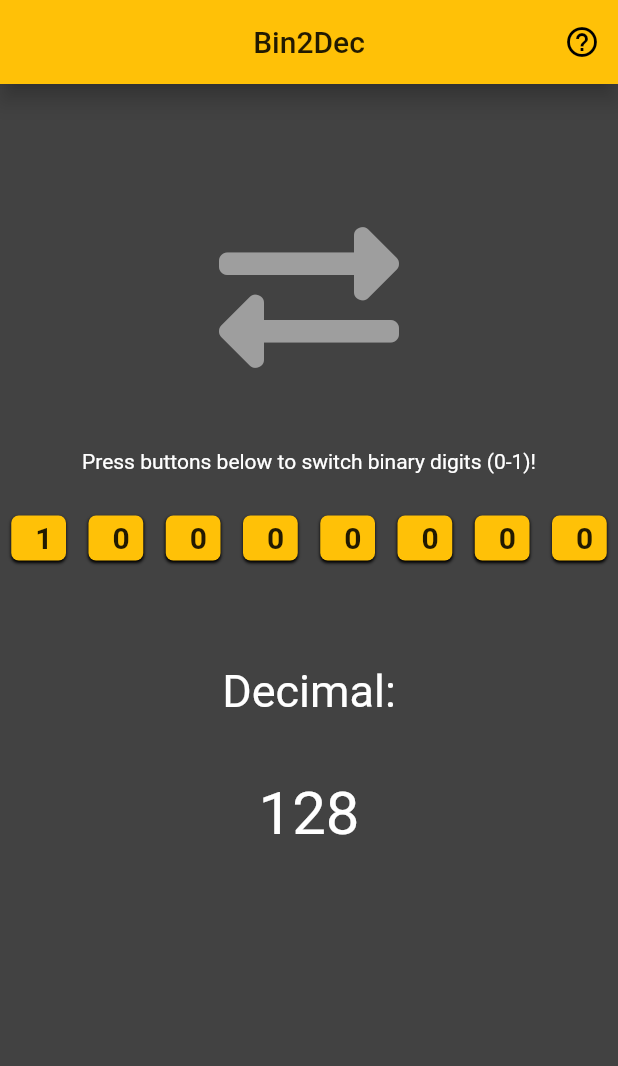
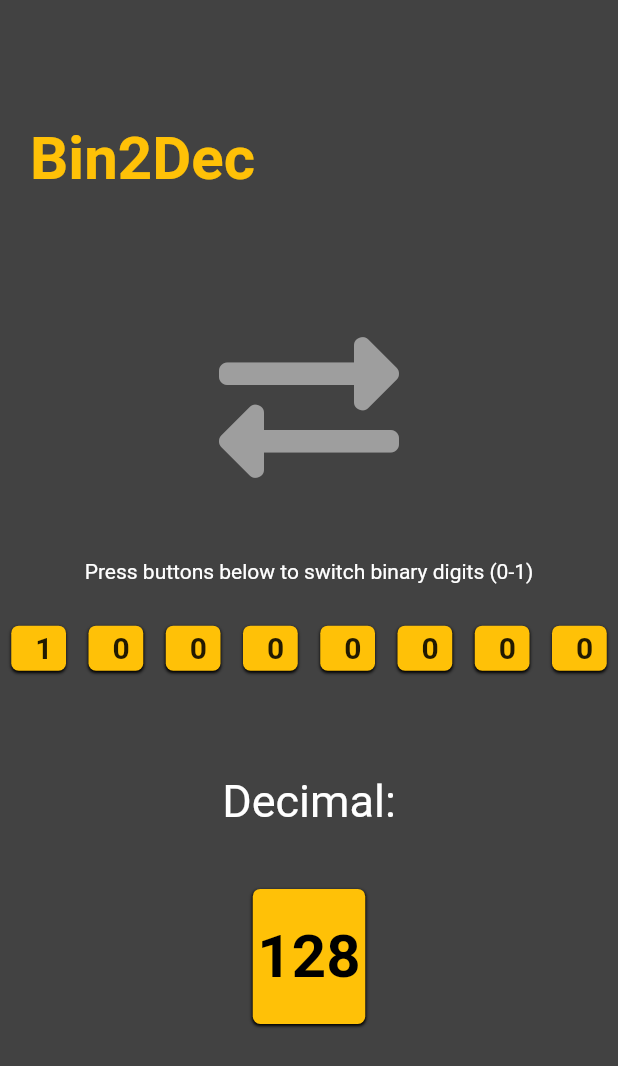
Before and after one commit to gabriel371/Bin2Dec, a Flutter app: the screen it shows after launch, after a tap on an icon or button, on a phone screen of 412 x 824 dp. Shown: the top 1066 px of the screen. Run offline on Flutter 3.47's test engine with Material 2 defaults, Android fonts, the phone set to English and light mode, and no system bars; our stand-ins replace fluttericon.

Commit message:
Final adjustments

```diff
--- a/lib/home_page.dart
+++ b/lib/home_page.dart
@@ -1,4 +1,5 @@
 import 'package:flutter/material.dart';
+import 'package:flutter/services.dart';
 import 'package:fluttericon/font_awesome5_icons.dart';
 
 import 'switch_button.dart';
@@ -25,20 +26,26 @@ class _HomePageState extends State<HomePage> {
 
     return Scaffold(
       resizeToAvoidBottomPadding: false,
-      appBar: AppBar(
-        title: Text('Bin2Dec'),
-        centerTitle: true,
-        elevation: 6,
-        actions: [
-          IconButton(
-            icon: Icon(Icons.help_outline),
-            onPressed: () {},
-          ),
-        ],
-      ),
       body: Column(
         mainAxisAlignment: MainAxisAlignment.start,
         children: [
+          SizedBox(height: MediaQuery.of(context).size.height * 0.1),
+          Padding(
+            padding: const EdgeInsets.symmetric(horizontal: 20),
+            child: Row(
+              mainAxisAlignment: MainAxisAlignment.spaceBetween,
+              children: [
+                Text(
+                  'Bin2Dec',
+                  style: TextStyle(
+                    color: Theme.of(context).accentColor,
+                    fontSize: 40,
+                    fontWeight: FontWeight.bold,
+                  ),
+                ),
+              ],
+            ),
+          ),
           SizedBox(height: MediaQuery.of(context).size.height * 0.1),
           Center(
             child: Icon(
@@ -48,7 +55,7 @@ class _HomePageState extends State<HomePage> {
             ),
           ),
           SizedBox(height: MediaQuery.of(context).size.height * 0.05),
-          Text('Press buttons below to switch binary digits (0-1)!'),
+          Text('Press buttons below to switch binary digits (0-1)'),
           SizedBox(height: MediaQuery.of(context).size.height * 0.025),
           Flex(
             direction: Axis.horizontal,
@@ -71,11 +78,42 @@ class _HomePageState extends State<HomePage> {
             ),
           ),
           SizedBox(height: MediaQuery.of(context).size.height * 0.05),
-          Center(
-            child: Text(
-              (_dec != null) ? _dec.toString() : 'Nothing',
-              style: TextStyle(
-                fontSize: 40,
+          Builder(
+            builder: (ctx) => Center(
+              child: GestureDetector(
+                child: Container(
+                  height: 90,
+                  width: 75,
+                  decoration: BoxDecoration(
+                    borderRadius: BorderRadius.circular(5),
+                    color: Theme.of(context).accentColor,
+                    boxShadow: [
+                      BoxShadow(
+                        blurRadius: 1,
+                        offset: Offset(0, 1),
+                      ),
+                    ],
+                  ),
+                  child: Center(
+                    child: Text(
+                      (_dec != null) ? _dec.toString() : 'Nothing',
+                      style: TextStyle(
+                        color: Colors.black,
+                        fontSize: 40,
+                        fontWeight: FontWeight.bold,
+                      ),
+                    ),
+                  ),
+                ),
+                onLongPress: () {
+                  Clipboard.setData(ClipboardData(text: _dec.toString()));
+                  Scaffold.of(ctx).showSnackBar(
+                    SnackBar(
+                      content: Text('Decimal ${_dec.toString()} copied to Clipboard'),
+                      duration: Duration(milliseconds: 2500),
+                    ),
+                  );
+                },
               ),
             ),
           ),
--- a/lib/main.dart
+++ b/lib/main.dart
@@ -1,9 +1,12 @@
 import 'package:flutter/material.dart';
+import 'package:flutter/services.dart';
 
 import 'home_page.dart';
 
 void main() {
-  runApp(MyApp());
+  WidgetsFlutterBinding.ensureInitialized();
+  SystemChrome.setPreferredOrientations([DeviceOrientation.portraitUp])
+      .then((_) => runApp(MyApp()));
 }
 
 class MyApp extends StatelessWidget {
```
